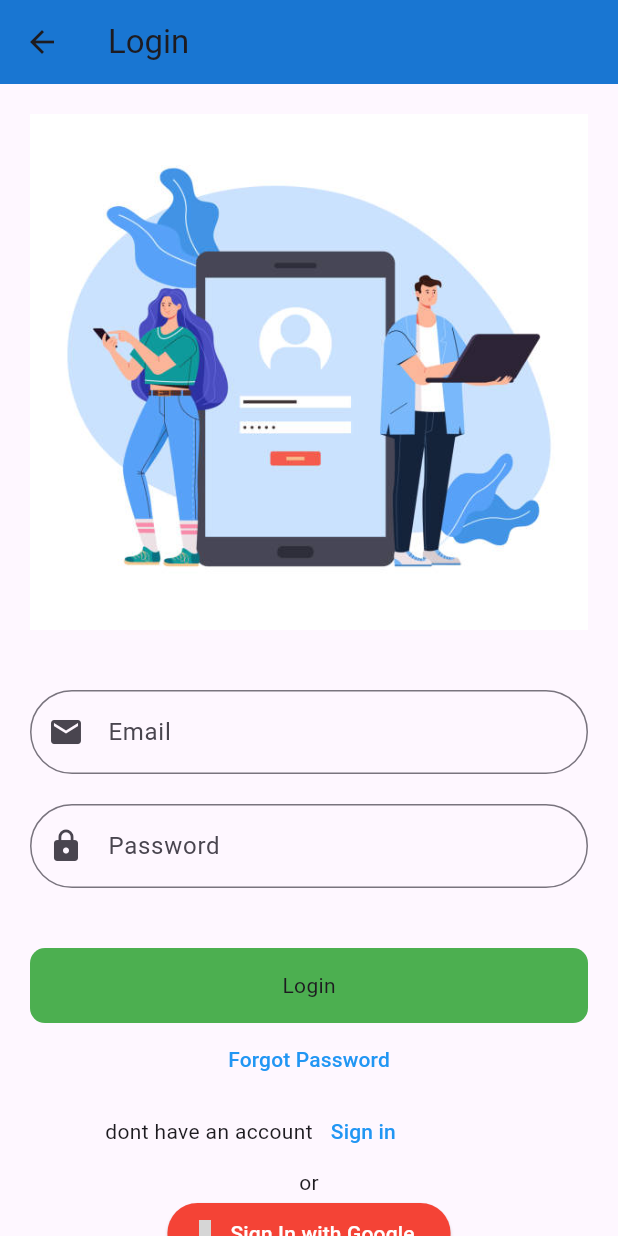
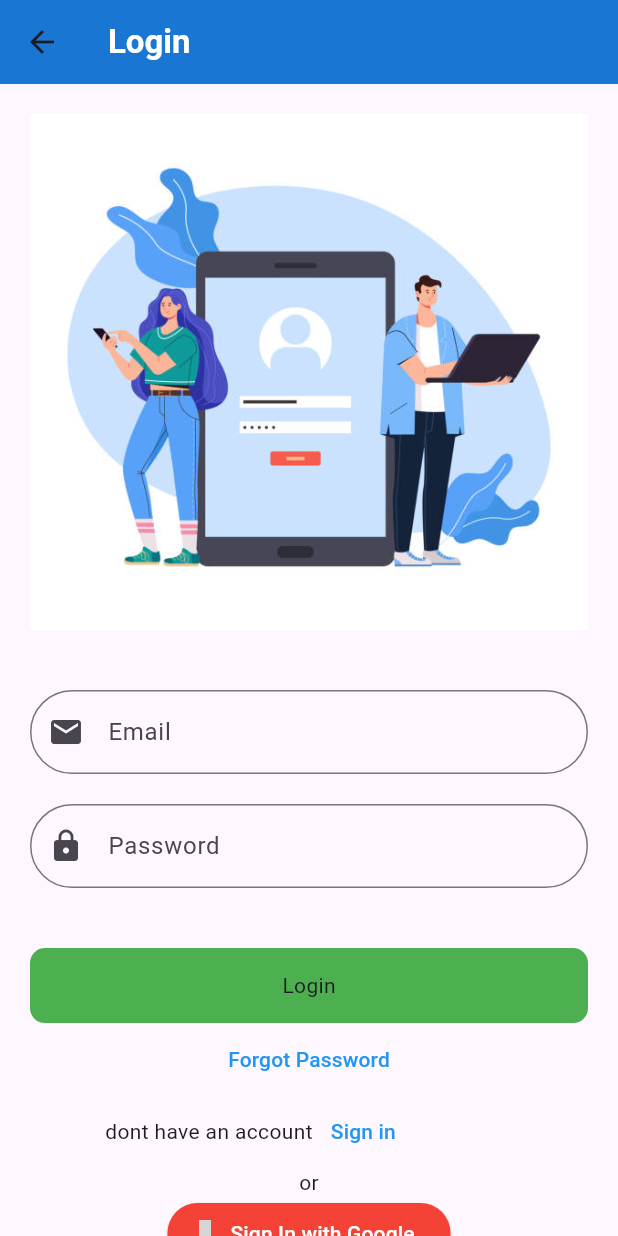
Before and after one commit to loydcardozo/medapp, a Flutter app: the screen it shows after launch, after a tap on "Login", on a phone screen of 412 x 824 dp. Run offline on Flutter 3.47's test engine with Material 3 defaults, Android fonts, the phone set to English and light mode, and no system bars; our stand-ins replace device_info_plus, intro_slider, material_design_icons_flutter, shared_preferences, table_calendar; network calls fail; grey boxes are pictures that could not be loaded.

Commit message:
few changes

```diff
--- a/lib/main.dart
+++ b/lib/main.dart
@@ -22,7 +22,7 @@ Widget build(BuildContext context) {
         //   displayLarge: TextStyle(fontSize: 32, fontWeight: FontWeight.bold),
         //   bodyLarge: TextStyle(fontSize: 18, color: Colors.white),
         // ),
-        // iconTheme: IconThemeData(color: Colors.white),
+        iconTheme: IconThemeData(color: Colors.white),
           brightness: Brightness.light,
           appBarTheme: AppBarTheme(
             color: Colors.blue[700],
--- a/lib/pages/loginpage.dart
+++ b/lib/pages/loginpage.dart
@@ -42,7 +42,12 @@ var response = await http.post(Uri.parse("http://127.0.0.1:8000/api/login"),);
   Widget build(BuildContext context){
     return Scaffold(
         appBar: AppBar(
-        title: Text("Login"),
+        title: Text('Login',
+          style: TextStyle(
+            color: Colors.white,
+            fontWeight: FontWeight.bold
+          )
+        ),
         ),
         body: SingleChildScrollView(
         child: Form(
@@ -78,7 +83,7 @@ var response = await http.post(Uri.parse("http://127.0.0.1:8000/api/login"),);
                 Padding(padding: EdgeInsets.all(10.0)),
                 TextFormField(
                   controller: passwordController,
-                  // obscureText: true,
+                  obscureText: true,
                   validator: (value) {
               if (value == null || value.isEmpty) {
                 return 'Please enter some text';
```
